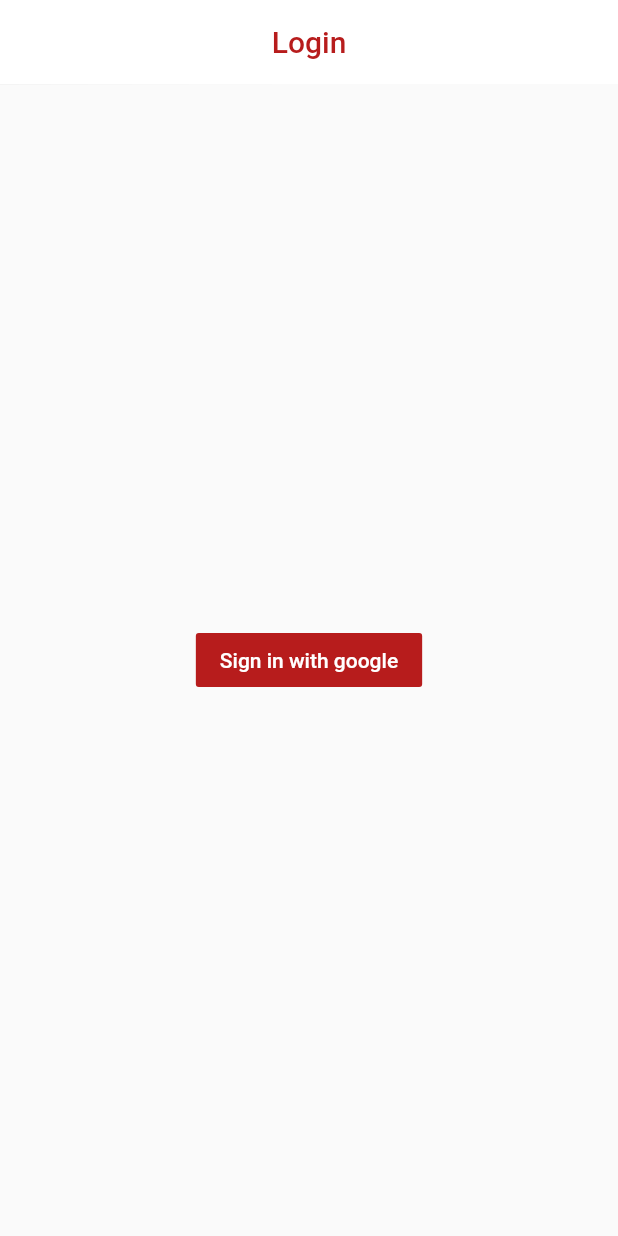
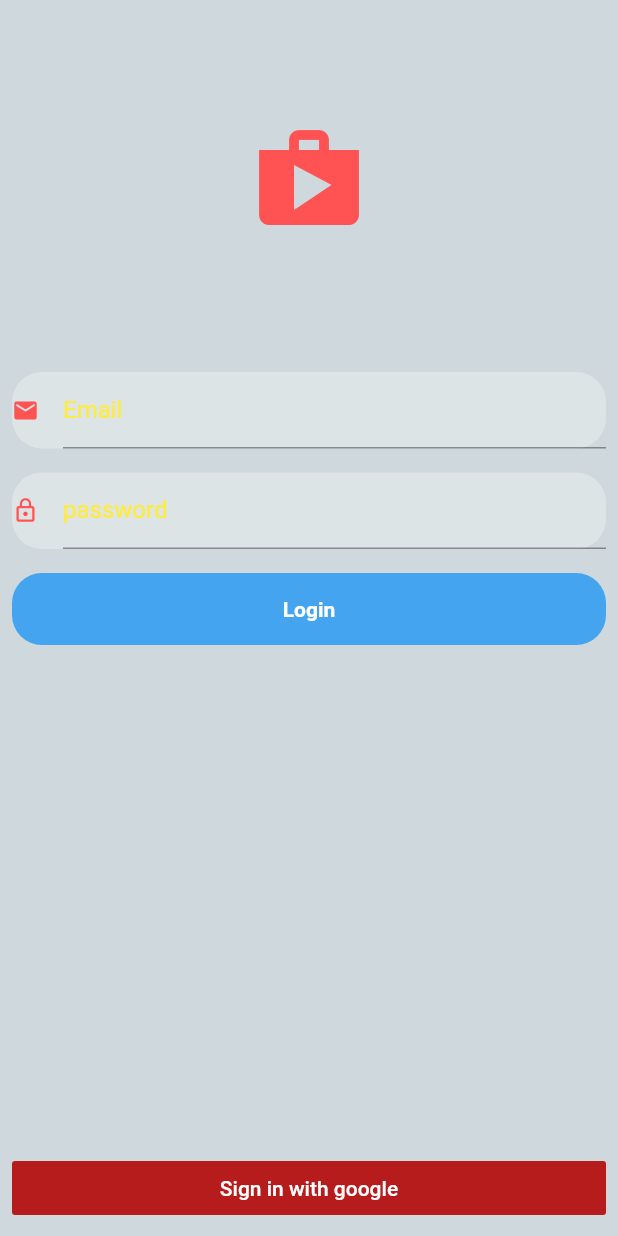
Before and after one commit to ishangupta4/Ecommerce, a Flutter app: the screen it shows after launch, on a phone screen of 412 x 824 dp. Run offline on Flutter 3.47's test engine with Material 2 defaults, Android fonts, the phone set to English and light mode, and no system bars; our stand-ins replace carousel_pro, cloud_firestore, firebase_auth, fluttertoast, google_sign_in, shared_preferences; accounts and stored records are empty.

Commit message:
login screen modification

```diff
--- a/lib/pages/login.dart
+++ b/lib/pages/login.dart
@@ -16,6 +16,10 @@ class Login extends StatefulWidget {
 class _LoginState extends State<Login> {
   final GoogleSignIn googleSignIn = new GoogleSignIn();
   final FirebaseAuth firebaseAuth = FirebaseAuth.instance;
+  final _formKey = GlobalKey<FormState>();
+  TextEditingController _emailTextEditingController = TextEditingController();
+  TextEditingController _passwordTextEdigingController =
+      TextEditingController();
   SharedPreferences preferences;
   bool loading = false;
   bool isLoggedin = false;
@@ -35,8 +39,8 @@ class _LoginState extends State<Login> {
     isLoggedin = await googleSignIn.isSignedIn();
 
     if (isLoggedin) {
-      Navigator.pushReplacement(
-          context, MaterialPageRoute(builder: (context) => HomePage()));
+      // Navigator.pushReplacement(
+      //     context, MaterialPageRoute(builder: (context) => HomePage()));
     }
 
     setState(() {
@@ -98,30 +102,98 @@ class _LoginState extends State<Login> {
     }
   }
 
+  String validateEmail(String value) {
+    Pattern pattern =
+        r'^(([^<>()[\]\\.,;:\s@\"]+(\.[^<>()[\]\\.,;:\s@\"]+)*)|(\".+\"))@((\[[0-9]{1,3}\.[0-9]{1,3}\.[0-9]{1,3}\.[0-9]{1,3}\])|(([a-zA-Z\-0-9]+\.)+[a-zA-Z]{2,}))$';
+    RegExp regex = new RegExp(pattern);
+    if (!regex.hasMatch(value))
+      return 'Enter Valid Email';
+    else
+      return null;
+  }
+
   @override
   Widget build(BuildContext context) {
     return Scaffold(
-      appBar: AppBar(
-        backgroundColor: Colors.white,
-        centerTitle: true,
-        title: new Text(
-          "Login",
-          style: TextStyle(color: Colors.red.shade900),
-        ),
-        elevation: 0.1,
-      ),
+      backgroundColor: Colors.blueGrey.withOpacity(0.3),
       body: Stack(
         children: <Widget>[
-          Center(
-            child: FlatButton(
-              color: Colors.red.shade900,
-              onPressed: () {
-                HandleSignIn();
-              },
-              child: Text(
-                "Sign in with google",
-                style: TextStyle(color: Colors.white),
-              ),
+          Container(
+            alignment: Alignment.center,
+            child: Column(
+              children: <Widget>[
+                Padding(
+                  padding: const EdgeInsets.all(80.0),
+                  child: Icon(
+                    Icons.shop,
+                    size: 80,
+                    color: Colors.redAccent,
+                  ),
+                ),
+                Form(
+                    key: _formKey,
+                    child: Column(
+                      children: <Widget>[
+                        Padding(
+                          padding: const EdgeInsets.all(8.0),
+                          child: Material(
+                            borderRadius: BorderRadius.circular(20.0),
+                            color: Colors.white.withOpacity(0.3),
+                            child: TextFormField(
+                              decoration: InputDecoration(
+                                  labelText: "Email",
+                                  labelStyle: TextStyle(color: Colors.yellow),
+                                  isDense: true,
+                                  icon: Icon(
+                                    Icons.email,
+                                    color: Colors.redAccent,
+                                  )),
+                              keyboardType: TextInputType.emailAddress,
+                              controller: _emailTextEditingController,
+                              validator: validateEmail,
+                            ),
+                          ),
+                        ),
+                        Padding(
+                          padding: const EdgeInsets.all(8.0),
+                          child: Material(
+                            borderRadius: BorderRadius.circular(20.0),
+                            color: Colors.white.withOpacity(0.3),
+                            child: TextFormField(
+                              decoration: InputDecoration(
+                                  labelStyle: TextStyle(color: Colors.yellow),
+                                  labelText: "password",
+                                  isDense: true,
+                                  icon: Icon(
+                                    Icons.lock_outline,
+                                    color: Colors.redAccent,
+                                  )),
+                              keyboardType: TextInputType.visiblePassword,
+                              controller: _passwordTextEdigingController,
+                            ),
+                          ),
+                        ),
+                        Padding(
+                          padding: const EdgeInsets.all(8.0),
+                          child: Material(
+                            borderRadius: BorderRadius.circular(20.0),
+                            color: Colors.blue.withOpacity(0.8),
+                            child: MaterialButton(
+                              onPressed: () {},
+                              minWidth: MediaQuery.of(context).size.width,
+                              child: Text(
+                                "Login",
+                                textAlign: TextAlign.center,
+                                style: TextStyle(
+                                    color: Colors.white,
+                                    fontWeight: FontWeight.bold),
+                              ),
+                            ),
+                          ),
+                        ),
+                      ],
+                    ))
+              ],
             ),
           ),
           Visibility(
@@ -138,6 +210,21 @@ class _LoginState extends State<Login> {
           )
         ],
       ),
+      bottomNavigationBar: Container(
+        child: Padding(
+          padding: const EdgeInsets.all(8.0),
+          child: FlatButton(
+            color: Colors.red.shade900,
+            onPressed: () {
+              HandleSignIn();
+            },
+            child: Text(
+              "Sign in with google",
+              style: TextStyle(color: Colors.white),
+            ),
+          ),
+        ),
+      ),
     );
   }
 }
```
